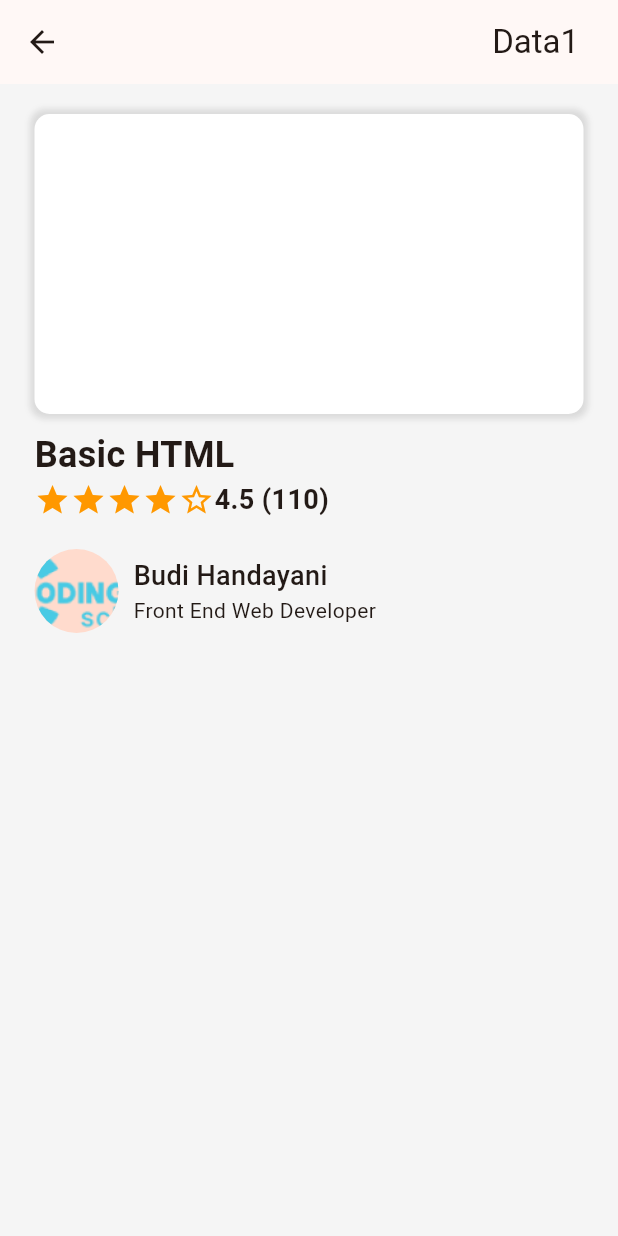
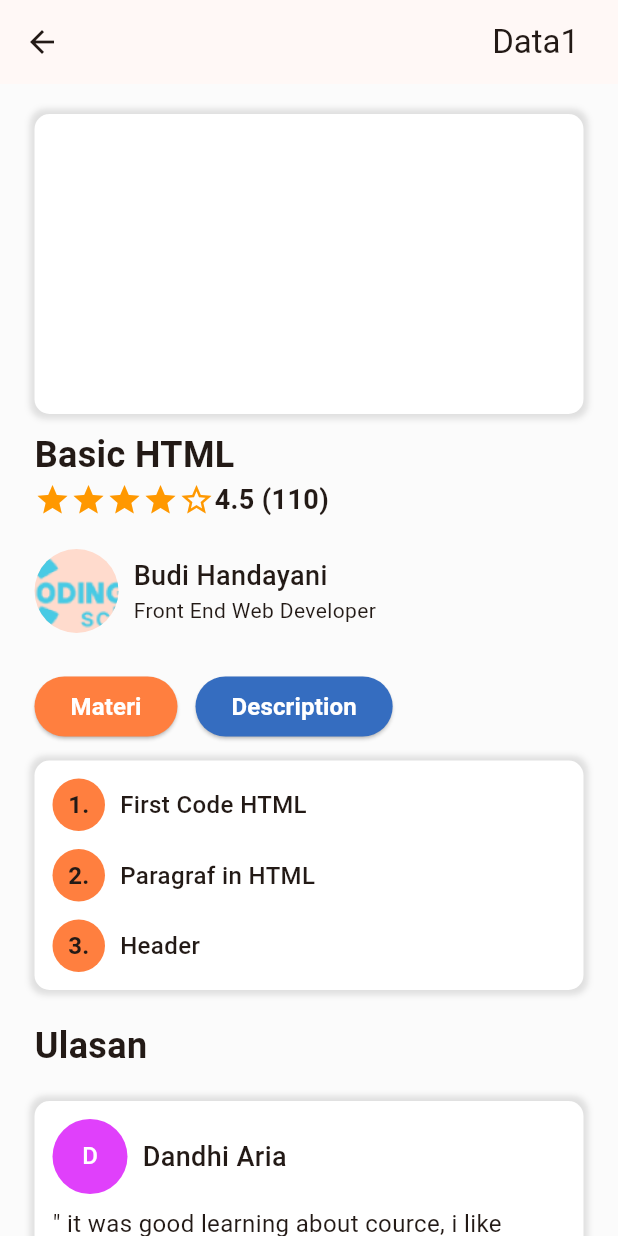
Before and after one commit to Krisna78/appProject, a Flutter app: the DetailCource screen opened by its route, on a phone screen of 412 x 824 dp. Run offline on Flutter 3.47's test engine with Material 3 defaults, Android fonts, the phone set to English and light mode, and no system bars; our stand-ins replace awesome_dialog, get, sqflite; accounts and stored records are empty.

Commit message:
add : comment, materi and description

```diff
--- /dev/null
+++ b/lib/home/cources/commentCource.dart
@@ -0,0 +1,57 @@
+import 'package:flutter/material.dart';
+
+class CommentCource extends StatelessWidget {
+  const CommentCource({super.key});
+
+  @override
+  Widget build(BuildContext context) {
+    return Container(
+      margin: EdgeInsets.only(bottom: 21),
+      padding: EdgeInsets.all(12),
+      width: double.infinity,
+      decoration: BoxDecoration(
+        color: Colors.white,
+        borderRadius: BorderRadius.circular(10),
+        boxShadow: [
+          BoxShadow(
+            color: Colors.grey.withOpacity(0.3),
+            blurRadius: 3,
+            spreadRadius: 3,
+            offset: Offset(0, 0),
+          ),
+        ],
+      ),
+      child: Column(
+        crossAxisAlignment: CrossAxisAlignment.start,
+        children: [
+          Row(
+            children: [
+              CircleAvatar(
+                backgroundColor: Colors.purpleAccent,
+                child: Text(
+                  "D",
+                  style: TextStyle(color: Colors.white, fontSize: 16),
+                ),
+                maxRadius: 25,
+              ),
+              SizedBox(width: 10),
+              Text(
+                "Dandhi Aria",
+                style: TextStyle(
+                  fontSize: 18,
+                  fontWeight: FontWeight.w500,
+                ),
+              ),
+            ],
+          ),
+          SizedBox(height: 8),
+          Text(
+            "\" it was good learning about cource, i like video make more intresting to me \"",
+            style: TextStyle(fontSize: 16),
+            softWrap: true,
+          ),
+        ],
+      ),
+    );
+  }
+}
--- /dev/null
+++ b/lib/home/cources/descriptionCource.dart
@@ -0,0 +1,42 @@
+import 'package:flutter/material.dart';
+
+class DescriptionCource extends StatelessWidget {
+  const DescriptionCource({super.key});
+
+  @override
+  Widget build(BuildContext context) {
+    return Container(
+      width: double.infinity,
+      decoration: BoxDecoration(
+        color: Colors.white,
+        borderRadius: BorderRadius.circular(10),
+        boxShadow: [
+          BoxShadow(
+            color: Colors.grey.withOpacity(0.3),
+            blurRadius: 3,
+            spreadRadius: 3,
+            offset: Offset(0, 0),
+          )
+        ],
+      ),
+      padding: EdgeInsets.all(10),
+      child: Column(
+        crossAxisAlignment: CrossAxisAlignment.start,
+        children: [
+          Text(
+            "Description",
+            style: TextStyle(
+              fontSize: 20,
+              fontWeight: FontWeight.bold,
+            ),
+          ),
+          SizedBox(height: 10),
+          Text(
+            "Isi description",
+            style: TextStyle(fontSize: 16),
+          ),
+        ],
+      ),
+    );
+  }
+}
--- a/lib/home/cources/detailCource.dart
+++ b/lib/home/cources/detailCource.dart
@@ -1,5 +1,9 @@
 import 'package:flutter/material.dart';
 import 'package:flutter/widgets.dart';
+import 'package:path/path.dart';
+import 'package:project_team_3/home/cources/commentCource.dart';
+import 'package:project_team_3/home/cources/descriptionCource.dart';
+import 'package:project_team_3/home/cources/materiCource.dart';
 
 class DetailCource extends StatefulWidget {
   const DetailCource({super.key});
@@ -9,6 +13,7 @@ class DetailCource extends StatefulWidget {
 }
 
 class _DetailCourceState extends State<DetailCource> {
+  int contentIndex = 0;
   @override
   Widget build(BuildContext context) {
     return Scaffold(
@@ -23,7 +28,8 @@ class _DetailCourceState extends State<DetailCource> {
           ],
         ),
       ),
-      body: Container(
+      body: SingleChildScrollView(
+        child: Container(
           margin: EdgeInsets.symmetric(vertical: 20, horizontal: 8),
           padding: EdgeInsets.symmetric(horizontal: 15),
           child: Column(
@@ -110,7 +116,76 @@ class _DetailCourceState extends State<DetailCource> {
                   ),
                 ],
               ),
+              SizedBox(
+                height: 25,
+              ),
+              Row(
+                children: [
+                  ElevatedButton(
+                    onPressed: () {
+                      setState(() {
+                        contentIndex = 0;
+                      });
+                    },
+                    style: ElevatedButton.styleFrom(
+                      backgroundColor: contentIndex == 0
+                          ? Color.fromARGB(255, 255, 127, 63)
+                          : Color.fromARGB(255, 53, 109, 192),
+                    ),
+                    child: Text(
+                      "Materi",
+                      style: TextStyle(
+                        color: Colors.white,
+                        fontSize: 16,
+                        fontWeight: FontWeight.w600,
+                      ),
+                    ),
+                  ),
+                  SizedBox(width: 12),
+                  ElevatedButton(
+                    onPressed: () {
+                      setState(() {
+                        contentIndex = 1;
+                      });
+                    },
+                    style: ElevatedButton.styleFrom(
+                      backgroundColor: contentIndex == 1
+                          ? Color.fromARGB(255, 255, 127, 63)
+                          : Color.fromARGB(255, 53, 109, 192),
+                    ),
+                    child: Text(
+                      "Description",
+                      style: TextStyle(
+                        color: Colors.white,
+                        fontSize: 16,
+                        fontWeight: FontWeight.w600,
+                      ),
+                    ),
+                  ),
                 ],
+              ),
+              SizedBox(height: 12),
+              contentIndex == 0 ? MateriCource() : DescriptionCource(),
+              SizedBox(height: 20),
+              Text(
+                "Ulasan",
+                style: TextStyle(
+                  fontSize: 24,
+                  fontWeight: FontWeight.w600,
+                ),
+              ),
+              SizedBox(height: 20),
+              SizedBox(
+                height: 300,
+                child: ListView.builder(
+                  itemCount: 2,
+                  itemBuilder: (context, index) {
+                    return CommentCource();
+                  },
+                ),
+              )
+            ],
+          ),
         ),
       ),
     );
--- /dev/null
+++ b/lib/home/cources/materiCource.dart
@@ -0,0 +1,101 @@
+import 'package:flutter/material.dart';
+
+class MateriCource extends StatelessWidget {
+  const MateriCource({super.key});
+
+  @override
+  Widget build(BuildContext context) {
+    return Container(
+      width: double.infinity,
+      decoration: BoxDecoration(
+        color: Colors.white,
+        borderRadius: BorderRadius.circular(10),
+        boxShadow: [
+          BoxShadow(
+            color: Colors.grey.withOpacity(0.3),
+            blurRadius: 3,
+            spreadRadius: 3,
+            offset: Offset(0, 0),
+          )
+        ],
+      ),
+      padding: EdgeInsets.all(12),
+      child: Column(
+        crossAxisAlignment: CrossAxisAlignment.start,
+        children: [
+          Row(
+            children: [
+              Container(
+                height: 35,
+                width: 35,
+                decoration: BoxDecoration(
+                  shape: BoxShape.circle,
+                  color: Color.fromARGB(255, 255, 127, 63),
+                ),
+                child: Center(
+                  child: Text(
+                    "1.",
+                    style: TextStyle(fontSize: 16, fontWeight: FontWeight.w600),
+                  ),
+                ),
+              ),
+              SizedBox(width: 10),
+              Text(
+                "First Code HTML",
+                style: TextStyle(fontSize: 16, fontWeight: FontWeight.w500),
+              ),
+            ],
+          ),
+          SizedBox(height: 12),
+          Row(
+            children: [
+              Container(
+                height: 35,
+                width: 35,
+                decoration: BoxDecoration(
+                  shape: BoxShape.circle,
+                  color: Color.fromARGB(255, 255, 127, 63),
+                ),
+                child: Center(
+                  child: Text(
+                    "2.",
+                    style: TextStyle(fontSize: 16, fontWeight: FontWeight.w600),
+                  ),
+                ),
+              ),
+              SizedBox(width: 10),
+              Text(
+                "Paragraf in HTML",
+                style: TextStyle(fontSize: 16, fontWeight: FontWeight.w500),
+              ),
+            ],
+          ),
+          SizedBox(height: 12),
+          Row(
+            children: [
+              Container(
+                height: 35,
+                width: 35,
+                decoration: BoxDecoration(
+                  shape: BoxShape.circle,
+                  color: Color.fromARGB(255, 255, 127, 63),
+                ),
+                child: Center(
+                  child: Text(
+                    "3.",
+                    style: TextStyle(fontSize: 16, fontWeight: FontWeight.w600),
+                  ),
+                ),
+              ),
+              SizedBox(width: 10),
+              Text(
+                "Header",
+                style: TextStyle(fontSize: 16, fontWeight: FontWeight.w500),
+              ),
+            ],
+          ),
+        ],
+      ),
+    );
+  }
+}
--- a/lib/main.dart
+++ b/lib/main.dart
@@ -19,7 +19,7 @@ class MyApp extends StatelessWidget {
     return GetMaterialApp(
       title: 'Codinggo',
       theme: ThemeData(
-        scaffoldBackgroundColor: Color(0xF5F5F5F5),
+        scaffoldBackgroundColor: Color(0xFBFBFBFB),
         colorScheme: ColorScheme.fromSeed(
             seedColor: const Color.fromARGB(255, 255, 127, 63)),
         datePickerTheme: const DatePickerThemeData(
```
Lines whose indentation alone changed are shown as unchanged.
